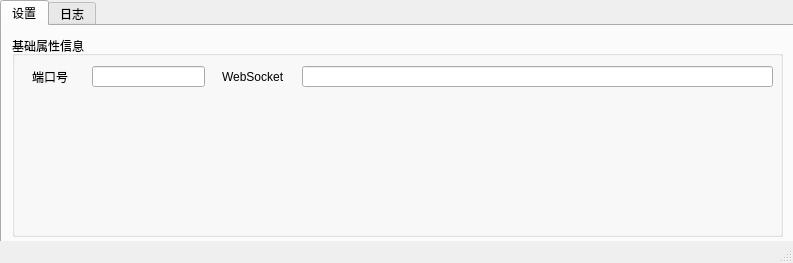
Qt form mainwindow.ui (jhoneybee/bridge) before a commit.
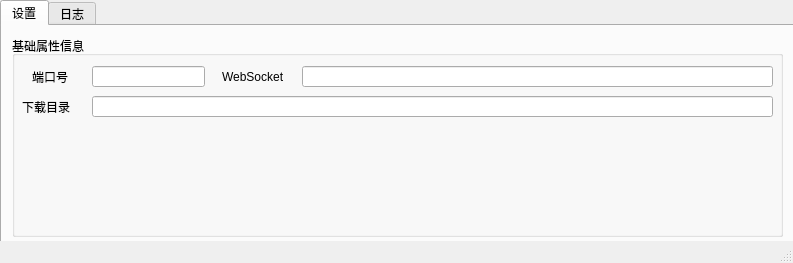
The same form after that commit. The open tabs and pages were chosen to show the change.

The edit to the form file:
```diff
--- a/mainwindow.ui
+++ b/mainwindow.ui
@@ -94,6 +94,32 @@
         <bool>true</bool>
        </property>
       </widget>
+      <widget class="QLabel" name="fDownload">
+       <property name="geometry">
+        <rect>
+         <x>10</x>
+         <y>60</y>
+         <width>61</width>
+         <height>21</height>
+        </rect>
+       </property>
+       <property name="text">
+        <string>下载目录</string>
+       </property>
+      </widget>
+      <widget class="QLineEdit" name="fDownloadValue">
+       <property name="geometry">
+        <rect>
+         <x>80</x>
+         <y>60</y>
+         <width>681</width>
+         <height>21</height>
+        </rect>
+       </property>
+       <property name="readOnly">
+        <bool>true</bool>
+       </property>
+      </widget>
      </widget>
     </widget>
     <widget class="QWidget" name="debug">
```
Left out of the diff: 2 changed lines with no effect on the pictures.
